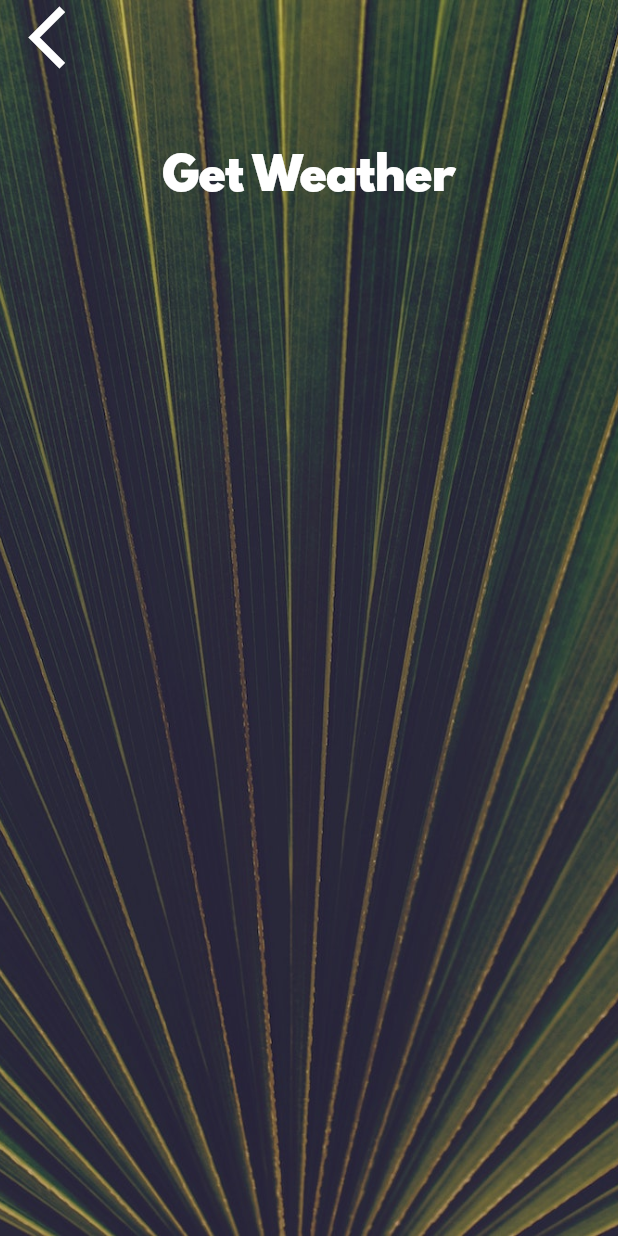
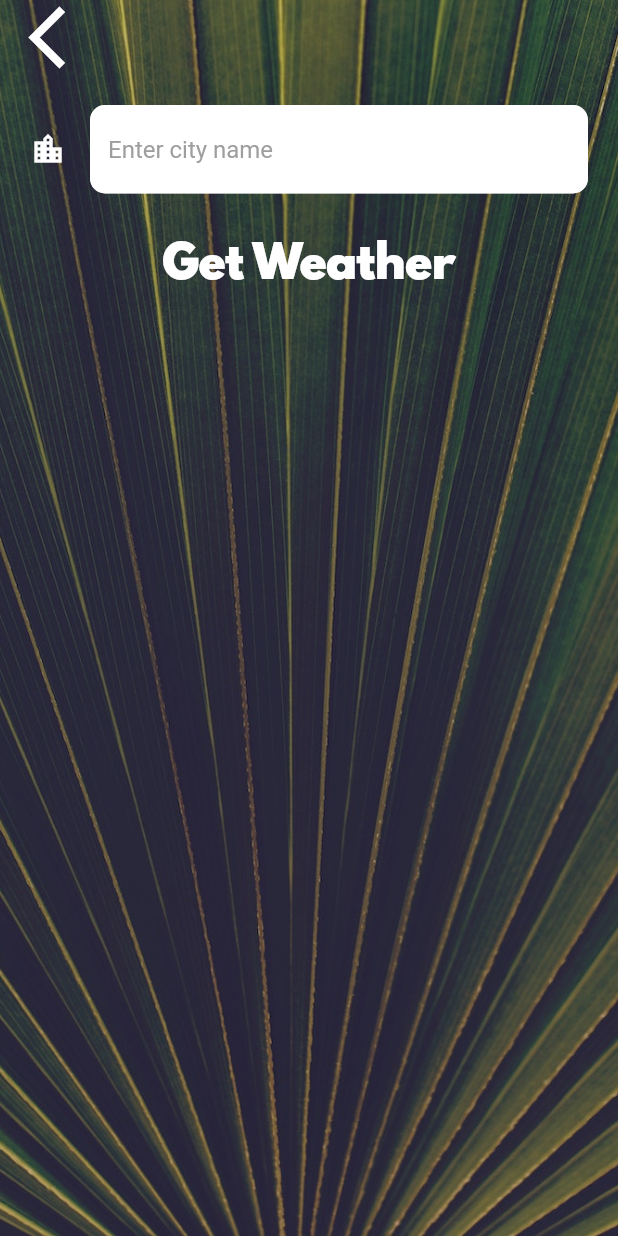
Before and after one commit to Kashish0401/Weather_forecast, a Flutter app: the CityScreen screen opened directly, on a phone screen of 412 x 824 dp. Run offline on Flutter 3.47's test engine with Material 2 defaults, Android fonts, the phone set to English and light mode, and no system bars; our stand-ins replace flutter_spinkit, geolocator; network calls fail.

Commit message:
initial commit

```diff
--- a/lib/screens/city_screen.dart
+++ b/lib/screens/city_screen.dart
@@ -7,6 +7,7 @@ class CityScreen extends StatefulWidget {
 }
 
 class _CityScreenState extends State<CityScreen> {
+  String TypedName = '';
   @override
   Widget build(BuildContext context) {
     return Scaffold(
@@ -24,7 +25,9 @@ class _CityScreenState extends State<CityScreen> {
               Align(
                 alignment: Alignment.topLeft,
                 child: FlatButton(
-                  onPressed: () {},
+                  onPressed: () {
+                    Navigator.pop(context);
+                  },
                   child: Icon(
                     Icons.arrow_back_ios,
                     size: 50.0,
@@ -33,10 +36,19 @@ class _CityScreenState extends State<CityScreen> {
               ),
               Container(
                 padding: EdgeInsets.all(20.0),
-                child: null,
+                child: TextField(
+                    onChanged: (value) {
+                      TypedName = value;
+                    },
+                    style: TextStyle(
+                      color: Colors.black,
+                    ),
+                    decoration: kTextFieldDecoration),
               ),
               FlatButton(
-                onPressed: () {},
+                onPressed: () {
+                  Navigator.pop(context, TypedName);
+                },
                 child: Text(
                   'Get Weather',
                   style: kButtonTextStyle,
--- a/lib/screens/location_screen.dart
+++ b/lib/screens/location_screen.dart
@@ -68,10 +68,13 @@ class _LocationScreenState extends State<LocationScreen> {
                   ),
                   FlatButton(
                     onPressed: () {
-                      Navigator.push(context,
+                      var TypedName = Navigator.push(context,
                           MaterialPageRoute(builder: (context) {
                         return CityScreen();
                       }));
+                      if (TypedName != null) {
+                        weatherModel.getWeatherCity(TypedName);
+                      }
                     },
                     child: Icon(
                       Icons.location_city,
--- a/lib/utilities/constants.dart
+++ b/lib/utilities/constants.dart
@@ -18,3 +18,17 @@ const kButtonTextStyle = TextStyle(
 const kConditionTextStyle = TextStyle(
   fontSize: 100.0,
 );
+
+const kTextFieldDecoration = InputDecoration(
+    icon: Icon(
+      Icons.location_city,
+      color: Colors.white,
+    ),
+    fillColor: Colors.white,
+    filled: true,
+    border:
+        OutlineInputBorder(borderRadius: BorderRadius.all(Radius.circular(10))),
+    hintText: 'Enter city name',
+    hintStyle: TextStyle(
+      color: Colors.grey,
+    ));
```
Also changed, not shown: lib/services/weather.dart (+8 -2 lines).
